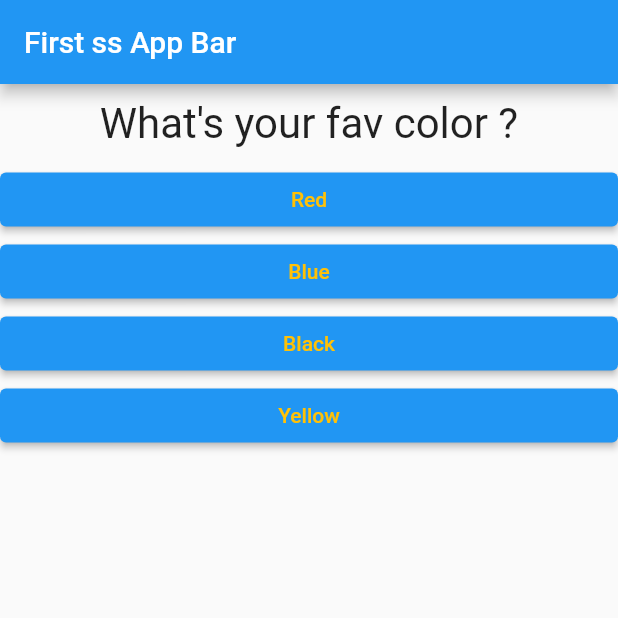
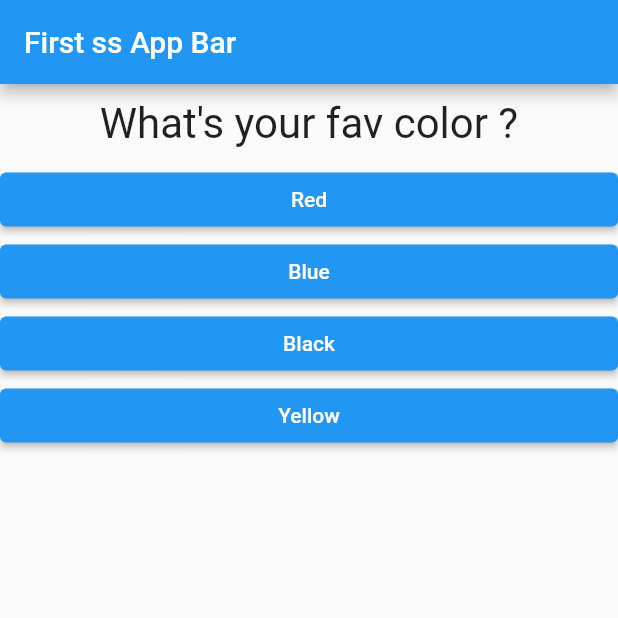
Before and after one commit to himanshu07Rai/Dart-Flutter, a Flutter app: the screen it shows after launch, on a phone screen of 412 x 824 dp, the top half of it. Run offline on Flutter 3.47's test engine with Material 2 defaults, Android fonts, the phone set to English and light mode, and no system bars.

```diff
--- a/first/lib/answer.dart
+++ b/first/lib/answer.dart
@@ -11,7 +11,7 @@ class Answer extends StatelessWidget {
       child: ElevatedButton(
         style: ButtonStyle(
             backgroundColor: MaterialStateProperty.all(Colors.blue),
-            foregroundColor: MaterialStateProperty.all(Colors.amber)),
+            foregroundColor: MaterialStateProperty.all(Colors.white)),
         child: Text(text),
         onPressed: selectHandler,
       ),
--- a/first/lib/main.dart
+++ b/first/lib/main.dart
@@ -26,7 +26,7 @@ class _MyAppState extends State<MyApp> {
 
   @override
   Widget build(BuildContext context) {
-    var _questions = [
+    const _questions = [
       {
         "question": "What's your fav color ? ",
         "options": ["Red", "Blue", "Black", "Yellow"]
```
Also changed, not shown: 1 other file.
